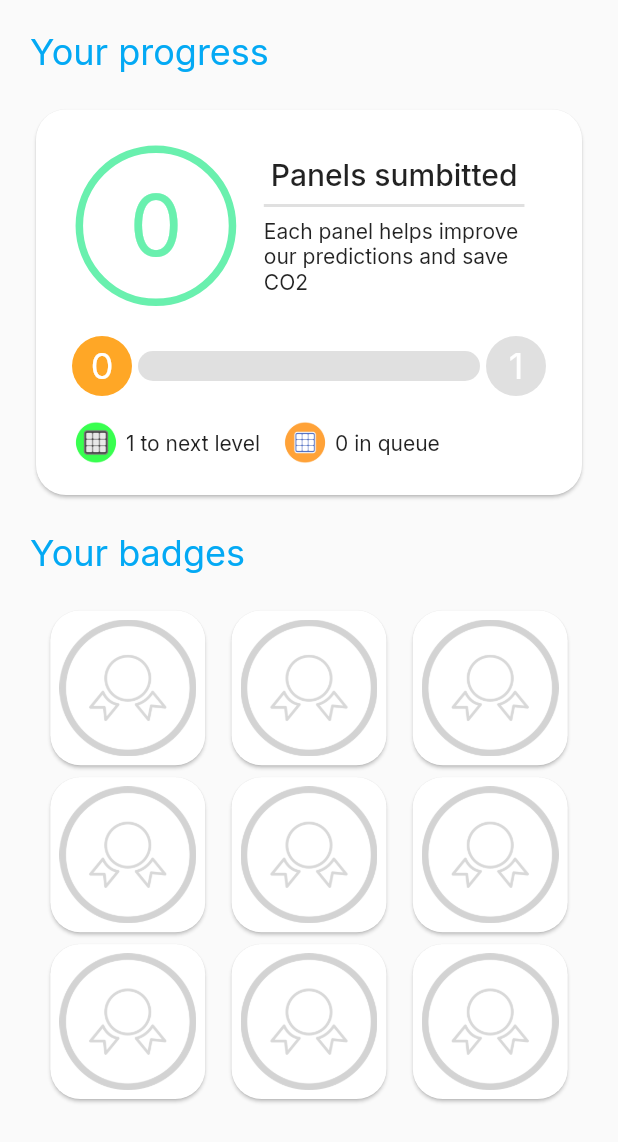
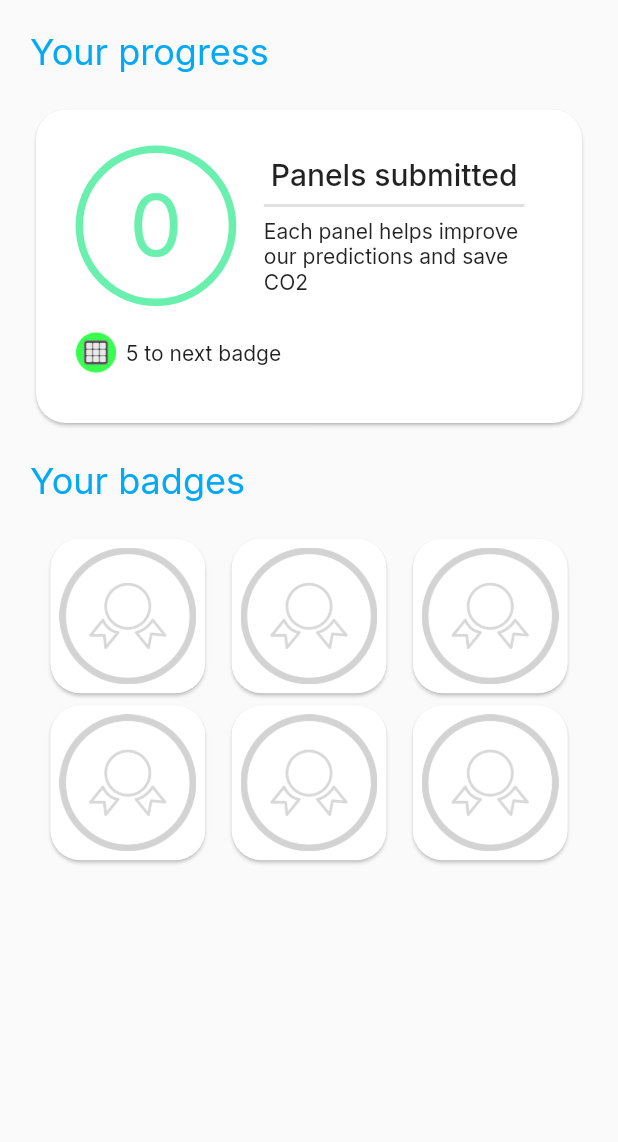
Before and after one commit to openclimatefix/bigsolarhunt, a Flutter app: the StatsScreen screen opened directly, on a phone screen of 412 x 824 dp. Shown: the top 1142 px of the screen. Run offline on Flutter 3.47's test engine with Material 2 defaults, Android fonts, the phone set to English and light mode, and no system bars; drawn by our look-alikes of step_progress_indicator; our stand-ins replace connectivity, flutter_map, google_fonts, image_picker, jwt_decoder, latlong and 4 more; missing offline and left inert: exif, image_fade, oauth2_client, user_location; accounts and stored records are empty.

Commit message:
Stats rework

```diff
--- a/lib/DataStructs/badge.dart
+++ b/lib/DataStructs/badge.dart
@@ -2,12 +2,14 @@ class Badge {
   Badge(
       {this.id,
       this.imagePath,
+      this.panelCount,
       this.unlocked,
       this.dateUnlocked,
       this.description});
 
-  int id;
+  String id;
   String imagePath;
+  int panelCount;
   bool unlocked;
   DateTime dateUnlocked;
   String description;
@@ -16,6 +18,7 @@ class Badge {
     var map = <String, dynamic>{
       'id': id,
       'imagePath': imagePath,
+      'panelCount': panelCount == null ? 'NULL' : panelCount,
       'unlocked': unlocked == true ? 1 : 0,
       'dateUnlocked':
           dateUnlocked == null ? 'NULL' : dateUnlocked.toIso8601String(),
@@ -27,6 +30,7 @@ class Badge {
   factory Badge.fromMap(Map<String, dynamic> json) => new Badge(
       id: json['id'],
       imagePath: json['imagePath'],
+      panelCount: json['panelCount'] == 'NULL' ? null : json['panelCount'],
       unlocked: json['unlocked'] == 1,
       dateUnlocked: json['dateUnlocked'] == 'NULL'
           ? null
@@ -34,61 +38,40 @@ class Badge {
       description: json['description']);
 }
 
-List<Badge> initialBadges = [
-  // This ordering is required to be static in order for the
-  // checkForNewBadges function to work in database services
+List<int> panelCountBadgeIntegers = [5, 20, 50];
+
+List<Badge> panelCountBadges = panelCountBadgeIntegers
+    .map((i) => Badge(
+        id: "$i Panels",
+        imagePath: 'assets/badges/$i-panels.png',
+        panelCount: i,
+        unlocked: false,
+        dateUnlocked: null,
+        description: 'Submit $i panels'))
+    .toList();
+
+List<Badge> miscBadges = [
   Badge(
-      id: 0,
-      imagePath: 'assets/badges/level-1.png',
-      unlocked: false,
-      dateUnlocked: null,
-      description: 'Reach Level 1'),
-  Badge(
-      id: 1,
-      imagePath: 'assets/badges/level-5.png',
-      unlocked: false,
-      dateUnlocked: null,
-      description: 'Reach level 5'),
-  Badge(
-      id: 2,
-      imagePath: 'assets/badges/level-10.png',
-      unlocked: false,
-      dateUnlocked: null,
-      description: 'Reach level 10'),
-  Badge(
-      id: 3,
-      imagePath: 'assets/badges/5-panels.png',
-      unlocked: false,
-      dateUnlocked: null,
-      description: 'Submit 5 panels'),
-  Badge(
-      id: 4,
-      imagePath: 'assets/badges/20-panels.png',
-      unlocked: false,
-      dateUnlocked: null,
-      description: 'Submit 20 panels'),
-  Badge(
-      id: 5,
-      imagePath: 'assets/badges/50-panels.png',
-      unlocked: false,
-      dateUnlocked: null,
-      description: 'Submit 50 panels'),
-  Badge(
-      id: 6,
+      id: "Streak",
       imagePath: 'assets/badges/streak.png',
+      panelCount: null,
       unlocked: false,
       dateUnlocked: null,
       description: 'Submit at least one panel every day for 5 days in a row'),
   Badge(
-      id: 7,
+      id: "Explorer",
       imagePath: 'assets/badges/explorer.png',
+      panelCount: null,
       unlocked: false,
       dateUnlocked: null,
       description: 'Submit 2 panels over 200 miles apart'),
   Badge(
-      id: 8,
+      id: "Anti Explorer",
       imagePath: 'assets/badges/streetstrider.png',
+      panelCount: null,
       unlocked: false,
       dateUnlocked: null,
-      description: 'Submit 5 panels in close proximity')
+      description: 'Submit 2 panels in close proximity')
 ];
+
+List<Badge> initialBadges = panelCountBadges + miscBadges;
--- a/lib/DataStructs/solar_panel.dart
+++ b/lib/DataStructs/solar_panel.dart
@@ -1,18 +1,31 @@
 class SolarPanel {
-  SolarPanel({this.id, this.lat, this.lon});
+  SolarPanel({this.id, this.lat, this.lon, this.date});
 
   final int id;
   final double lat;
   final double lon;
+  final DateTime date;
 
-  factory SolarPanel.fromMap(Map<String, dynamic> json) =>
-      new SolarPanel(id: json['id'], lat: json['lat'], lon: json['lon']);
+  factory SolarPanel.fromMap(Map<String, dynamic> json) => new SolarPanel(
+      id: json['id'],
+      lat: json['lat'],
+      lon: json['lon'],
+      date: json['date'] == 'NULL' ? null : DateTime.parse(json['date']));
 
   Map<String, dynamic> toMap() {
-    return {'id': id, 'lat': lat, 'lon': lon};
+    return {
+      'id': id,
+      'lat': lat,
+      'lon': lon,
+      'date': date == null ? 'NULL' : date.toIso8601String()
+    };
   }
 
   Map<String, dynamic> toMapNoID() {
-    return {'lat': lat, 'lon': lon};
+    return {
+      'lat': lat,
+      'lon': lon,
+      'date': date == null ? 'NULL' : date.toIso8601String()
+    };
   }
 }
--- a/lib/Progress/progress_utilities.dart
+++ /dev/null
@@ -1,63 +0,0 @@
-/*
-Constants and functions defining the number of panels required to reach each level
-and various helper functions to access these values
-*/
-
-int maxPanels = 100000;
-
-List levelToPanels = [
-  0,
-  1,
-  3,
-  8,
-  15,
-  25,
-  37,
-  51,
-  67,
-  87,
-  115,
-  147,
-  185,
-  227,
-  273,
-  325,
-  385,
-  455,
-  535,
-  625,
-  725,
-  845,
-  985,
-  1130,
-  1300,
-  1500,
-  1800,
-  2200,
-  2600,
-  3400,
-  4400,
-  5700,
-  8000,
-  10000,
-  20000,
-  50000,
-  maxPanels
-];
-// e.g. level 2 (levelToPanels[2]) will return 3 panels
-// TODO: find ideal difficulty curve (e^x?) and make this a generator
-
-int panelsToLevel(numPanels) {
-  // Function to return the current level given the number of panels
-  var currentLevel = 0;
-  for (int i = 0; i < levelToPanels.length - 1; i++) {
-    if (levelToPanels[i] <= numPanels && numPanels < levelToPanels[i + 1]) {
-      currentLevel = i;
-      break;
-    } else if (numPanels >= maxPanels) {
-      currentLevel = levelToPanels.length - 1;
-      break;
-    }
-  }
-  return currentLevel;
-}
--- a/lib/Screens/LoginScreen/account_login.dart
+++ b/lib/Screens/LoginScreen/account_login.dart
@@ -81,6 +81,7 @@ class LoginScreen extends StatelessWidget {
                   padding: EdgeInsets.all(20),
                   height: MediaQuery.of(context).size.height * 0.5,
                   child: Card(
+                      child: SingleChildScrollView(
                     child: Container(
                       padding: EdgeInsets.all(20),
                       child: Column(
@@ -131,7 +132,7 @@ class LoginScreen extends StatelessWidget {
                         ],
                       ),
                     ),
-                  ))
+                  )))
             ],
           )
         ])));
--- a/lib/Screens/StatsScreen/StatsScreenWidgets/BadgeGrid/BadgeGridWidgets/badge_card.dart
+++ b/lib/Screens/StatsScreen/StatsScreenWidgets/BadgeGrid/BadgeGridWidgets/badge_card.dart
@@ -1,5 +1,6 @@
 import 'package:flutter/material.dart';
 import 'package:solar_hunt/DataStructs/badge.dart';
+import 'package:solar_hunt/Services/dialogue_services.dart';
 
 class BadgeCard extends StatelessWidget {
   final Badge badge;
@@ -18,7 +19,14 @@ class BadgeCard extends StatelessWidget {
       child: Card(
           child: Padding(
               padding: EdgeInsets.all(6),
-              child: Opacity(opacity: opacity, child: Image.asset(imagePath))),
+              child: InkWell(
+                  onTap: () {
+                    showDialog(
+                        context: context,
+                        builder: (_) => new BadgeInspectDialogue(badge: badge));
+                  },
+                  child: Opacity(
+                      opacity: opacity, child: Image.asset(imagePath)))),
           shape: RoundedRectangleBorder(
               borderRadius: BorderRadius.all(Radius.circular(20)))),
     );
--- a/lib/Screens/StatsScreen/StatsScreenWidgets/ProgressCard/ProgressCardWidgets/progress_card_body.dart
+++ /dev/null
@@ -1,105 +0,0 @@
-import 'package:flutter/material.dart';
-import 'package:step_progress_indicator/step_progress_indicator.dart';
-
-import 'package:solar_hunt/Progress/progress_utilities.dart';
-import 'package:solar_hunt/Services/database_services.dart';
-
-class ProgressCardBody extends StatefulWidget {
-  const ProgressCardBody({Key key}) : super(key: key);
-
-  @override
-  _ProgressCardBodyState createState() => _ProgressCardBodyState();
-}
-
-class _ProgressCardBodyState extends State<ProgressCardBody> {
-  DatabaseProvider panelDatabase = DatabaseProvider.databaseProvider;
-  int _userPanels = 0;
-
-  @override
-  void initState() {
-    super.initState();
-
-    panelDatabase.getUserPanelCount().then((value) {
-      setState(() {
-        _userPanels = value;
-      });
-    }).catchError((error) {
-      print(error);
-    });
-  }
-
-  @override
-  Widget build(BuildContext context) {
-    return Row(
-      children: <Widget>[
-        LevelIndicator(numPanels: _userPanels, isLeftIndicator: true),
-        Expanded(child: ProgressBar(numPanels: _userPanels)),
-        LevelIndicator(
-          numPanels: _userPanels,
-          isLeftIndicator: false,
-        )
-      ],
-    );
-  }
-}
-
-class LevelIndicator extends StatelessWidget {
-  final int numPanels;
-  final bool isLeftIndicator;
-
-  const LevelIndicator(
-      {Key key, @required this.numPanels, @required this.isLeftIndicator})
-      : super(key: key);
-
-  @override
-  Widget build(BuildContext context) {
-    final int currentLevel = panelsToLevel(numPanels);
-
-    return Container(
-        width: 40,
-        height: 40,
-        margin: EdgeInsets.all(4),
-        decoration: BoxDecoration(
-            shape: BoxShape.circle,
-            color: isLeftIndicator
-                ? Theme.of(context).accentColor
-                : Colors.black12),
-        child: Center(
-            child: Text(
-                isLeftIndicator
-                    ? (currentLevel).toString()
-                    : (currentLevel + 1).toString(),
-                style: Theme.of(context)
-                    .textTheme
-                    .headline5
-                    .copyWith(color: Colors.white))));
-  }
-}
-
-class ProgressBar extends StatelessWidget {
-  final int numPanels;
-
-  const ProgressBar({Key key, @required this.numPanels}) : super(key: key);
-
-  @override
-  Widget build(BuildContext context) {
-    final int currentLevel = panelsToLevel(numPanels);
-    final int panelsForCurrentLevel = levelToPanels[currentLevel];
-    final int panelsForNextLevel = levelToPanels[currentLevel + 1];
-
-    return StepProgressIndicator(
-      padding: 0,
-      totalSteps: panelsForNextLevel - panelsForCurrentLevel,
-      currentStep: numPanels - panelsForCurrentLevel,
-      size: 20,
-      selectedColor: Colors.amber,
-      unselectedColor: Colors.black12,
-      roundedEdges: Radius.circular(10),
-      selectedGradientColor: LinearGradient(
-        begin: Alignment.topLeft,
-        end: Alignment.bottomRight,
-        colors: [Theme.of(context).accentColor, Colors.yellow],
-      ),
-    );
-  }
-}
--- a/lib/Screens/StatsScreen/StatsScreenWidgets/ProgressCard/ProgressCardWidgets/progress_card_footer.dart
+++ b/lib/Screens/StatsScreen/StatsScreenWidgets/ProgressCard/ProgressCardWidgets/progress_card_footer.dart
@@ -1,7 +1,7 @@
 import 'package:flutter/material.dart';
 
-import 'package:solar_hunt/Progress/progress_utilities.dart';
 import 'package:solar_hunt/Services/database_services.dart';
+import 'package:solar_hunt/DataStructs/badge.dart';
 
 class ProgressCardFooter extends StatefulWidget {
   const ProgressCardFooter({Key key}) : super(key: key);
@@ -37,9 +37,9 @@ class _ProgressCardFooterState extends State<ProgressCardFooter> {
 
   @override
   Widget build(BuildContext context) {
-    final int currentLevel = panelsToLevel(_userPanels);
-    final int panelsForNextLevel = levelToPanels[currentLevel + 1];
-    final int panelsToNextLevel = panelsForNextLevel - _userPanels;
+    int panelsToNextBadge = panelCountBadgeIntegers
+            .firstWhere((i) => i > _userPanels, orElse: () => _userPanels) -
+        _userPanels;
 
     return Container(
         child: Row(
@@ -52,17 +52,24 @@ class _ProgressCardFooterState extends State<ProgressCardFooter> {
             decoration: BoxDecoration(
                 image: DecorationImage(
                     image: AssetImage('assets/panel-icon-light.png')))),
-        Text("$panelsToNextLevel to next level",
-            style: Theme.of(context).textTheme.bodyText2),
+        panelsToNextBadge > 0
+            ? Text("$panelsToNextBadge to next badge",
+                style: Theme.of(context).textTheme.bodyText2)
+            : Container(),
+        _queuePanels > 0
+            ? Row(children: [
                 Container(
                     margin: EdgeInsets.only(right: 5, left: 15),
                     width: 30,
                     height: 30,
                     decoration: BoxDecoration(
                         image: DecorationImage(
-                    image: AssetImage('assets/panel-icon-orange.png')))),
+                            image:
+                                AssetImage('assets/panel-icon-orange.png')))),
                 Text("$_queuePanels in queue",
                     style: Theme.of(context).textTheme.bodyText2)
+              ])
+            : Container(),
       ],
     ));
   }
--- a/lib/Screens/StatsScreen/StatsScreenWidgets/ProgressCard/ProgressCardWidgets/progress_card_header.dart
+++ b/lib/Screens/StatsScreen/StatsScreenWidgets/ProgressCard/ProgressCardWidgets/progress_card_header.dart
@@ -1,6 +1,5 @@
 import 'package:flutter/material.dart';
 
-import 'package:solar_hunt/Progress/progress_utilities.dart';
 import 'package:solar_hunt/Services/database_services.dart';
 
 class ProgressCardHeader extends StatelessWidget {
@@ -75,14 +74,14 @@ class _PanelCountDisplayTextState extends State<PanelCountDisplayText> {
               .textTheme
               .headline5
               .copyWith(color: Colors.greenAccent));
-    } else if (_userPanels <= maxPanels) {
+    } else if (_userPanels <= 100000) {
       return Text(_userPanels.toString(),
           style: Theme.of(context)
               .textTheme
               .headline6
               .copyWith(color: Colors.greenAccent));
     } else {
-      return Text((maxPanels - 1).toString(),
+      return Text((100000 - 1).toString(),
           style: Theme.of(context)
               .textTheme
               .headline5
@@ -104,7 +103,7 @@ class ProgressCardHeaderText extends StatelessWidget {
         child: Column(
           children: <Widget>[
             Text(
-              "Panels sumbitted",
+              "Panels submitted",
               style: Theme.of(context).textTheme.headline6,
               textAlign: TextAlign.left,
             ),
--- a/lib/Screens/StatsScreen/StatsScreenWidgets/ProgressCard/progress_card.dart
+++ b/lib/Screens/StatsScreen/StatsScreenWidgets/ProgressCard/progress_card.dart
@@ -1,6 +1,5 @@
 import 'package:flutter/material.dart';
 
-import 'ProgressCardWidgets/progress_card_body.dart';
 import 'ProgressCardWidgets/progress_card_header.dart';
 import 'ProgressCardWidgets/progress_card_footer.dart';
 
@@ -18,8 +17,7 @@ class ProgressCard extends StatelessWidget {
               ProgressCardHeader(),
               Padding(
                   padding: EdgeInsets.only(top: 12, bottom: 12),
-                  child: ProgressCardBody()),
-              ProgressCardFooter()
+                  child: ProgressCardFooter())
             ])));
   }
 }
```
Also changed, not shown: lib/Screens/UploadScreen/UploadScreenWidgets/UploadBodyWidgets/UploadButtonWidgets/upload_dialogues.dart (+2 -6 lines), lib/Screens/UploadScreen/UploadScreenWidgets/UploadBodyWidgets/upload_button.dart (+20 -9 lines), lib/Services/database_services.dart (+98 -52 lines), lib/Services/dialogue_services.dart (+96 -0 lines), lib/Services/mapillary_service.dart (+7 -5 lines), pubspec.lock. Lines whose indentation alone changed are shown as unchanged.
